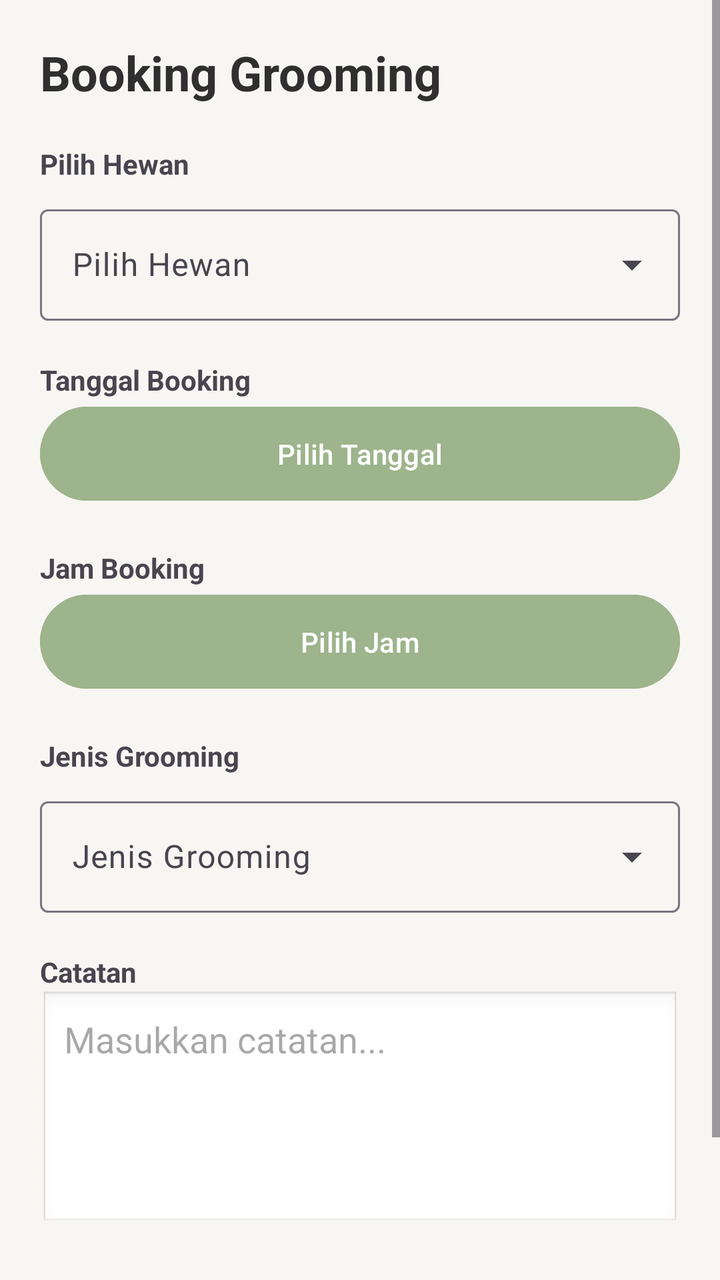
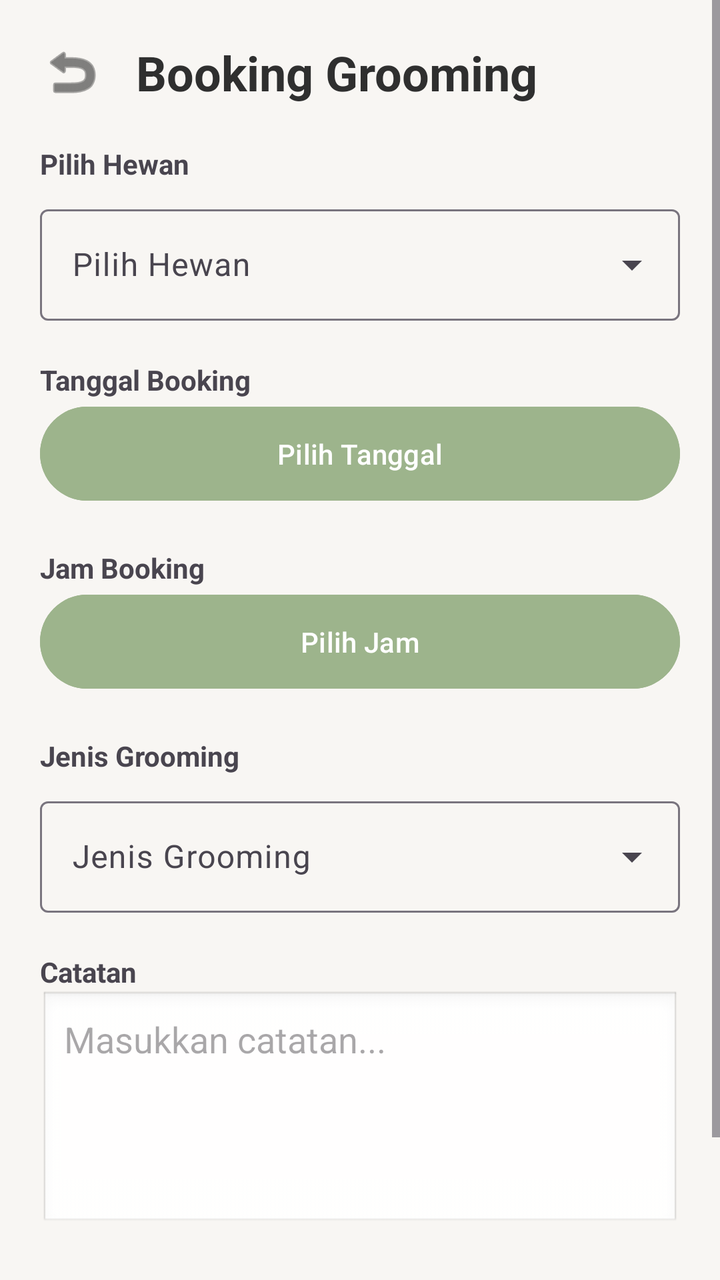

Compare the two renders of this Android layout. The source of the first and the diff that turns it into the second are given below.
<!-- AndroidManifest.xml: application theme Theme.PetCareApp -->
<!-- res/layout/activity_booking_grooming.xml -->
<?xml version="1.0" encoding="utf-8"?>
<ScrollView xmlns:android="http://schemas.android.com/apk/res/android"
    xmlns:app="http://schemas.android.com/apk/res-auto"
    android:layout_width="match_parent"
    android:layout_height="match_parent"
    android:background="#F8F6F3">

    <LinearLayout
        android:layout_width="match_parent"
        android:layout_height="wrap_content"
        android:orientation="vertical"
        android:padding="20dp">

        <TextView
            android:layout_width="wrap_content"
            android:layout_height="wrap_content"
            android:text="Booking Grooming"
            android:textStyle="bold"
            android:textSize="24sp"
            android:textColor="#2F2F2F" />

        

        <TextView
            android:layout_width="wrap_content"
            android:layout_height="wrap_content"
            android:text="Pilih Hewan"
            android:textStyle="bold"
            android:layout_marginTop="20dp" />

        <com.google.android.material.textfield.TextInputLayout
            style="@style/Widget.Material3.TextInputLayout.OutlinedBox.ExposedDropdownMenu"
            android:layout_width="match_parent"
            android:layout_height="wrap_content"
            android:layout_marginTop="8dp">

            <AutoCompleteTextView
                android:id="@+id/dropPet"
                android:layout_width="match_parent"
                android:layout_height="wrap_content"
                android:hint="Pilih Hewan"
                android:inputType="none" />

        </com.google.android.material.textfield.TextInputLayout>

        

        <TextView
            android:layout_width="wrap_content"
            android:layout_height="wrap_content"
            android:text="Tanggal Booking"
            android:textStyle="bold"
            android:layout_marginTop="20dp" />

        <Button
            android:id="@+id/btnDate"
            android:layout_width="match_parent"
            android:layout_height="55dp"
            android:text="Pilih Tanggal"
            android:backgroundTint="#9DB48C" />

        

        <TextView
            android:layout_width="wrap_content"
            android:layout_height="wrap_content"
            android:text="Jam Booking"
            android:textStyle="bold"
            android:layout_marginTop="20dp" />

        <Button
            android:id="@+id/btnTime"
            android:layout_width="match_parent"
            android:layout_height="55dp"
            android:text="Pilih Jam"
            android:backgroundTint="#9DB48C" />

        

        <TextView
            android:layout_width="wrap_content"
            android:layout_height="wrap_content"
            android:text="Jenis Grooming"
            android:textStyle="bold"
            android:layout_marginTop="20dp" />

        <com.google.android.material.textfield.TextInputLayout
            style="@style/Widget.Material3.TextInputLayout.OutlinedBox.ExposedDropdownMenu"
            android:layout_width="match_parent"
            android:layout_height="wrap_content"
            android:layout_marginTop="8dp">

            <AutoCompleteTextView
                android:id="@+id/dropService"
                android:layout_width="match_parent"
                android:layout_height="wrap_content"
                android:hint="Jenis Grooming"
                android:inputType="none" />

        </com.google.android.material.textfield.TextInputLayout>

        

        <TextView
            android:layout_width="wrap_content"
            android:layout_height="wrap_content"
            android:text="Catatan"
            android:textStyle="bold"
            android:layout_marginTop="20dp" />

        <EditText
            android:id="@+id/etNotes"
            android:layout_width="match_parent"
            android:layout_height="120dp"
            android:gravity="top"
            android:hint="Masukkan catatan..."
            android:padding="12dp"
            android:background="@android:drawable/edit_text" />

        

        <Button
            android:id="@+id/btnBooking"
            android:layout_width="match_parent"
            android:layout_height="55dp"
            android:layout_marginTop="30dp"
            android:text="Lanjutkan Booking"
            android:textAllCaps="false"
            android:textStyle="bold"
            android:textColor="#FFFFFF"
            android:backgroundTint="#8FAF7B" />

    </LinearLayout>

</ScrollView>
<!-- resources referenced by this layout -->
<resources>
  <style name="Theme.PetCareApp" parent="Base.Theme.PetCareApp" />
  <style name="Base.Theme.PetCareApp" parent="Theme.Material3.DayNight.NoActionBar">
          
           <item name="colorPrimary">@color/sagegreen</item>
      </style>
  <color name="sagegreen">#9DAD94</color>
</resources>

<!-- the commit's change to res/layout/activity_booking_grooming.xml (unified diff, before → after) -->
@@ -11,13 +11,33 @@
         android:orientation="vertical"
         android:padding="20dp">
 
-        <TextView
-            android:layout_width="wrap_content"
+        <LinearLayout
+            android:layout_width="match_parent"
             android:layout_height="wrap_content"
-            android:text="Booking Grooming"
-            android:textStyle="bold"
-            android:textSize="24sp"
-            android:textColor="#2F2F2F" />
+            android:orientation="horizontal"
+            android:gravity="center_vertical">
+
+            <ImageView
+                android:id="@+id/btnBack"
+                android:layout_width="32dp"
+                android:layout_height="32dp"
+                android:src="@android:drawable/ic_menu_revert"
+                android:contentDescription="Kembali"
+                app:tint="#2F2F2F"
+                android:clickable="true"
+                android:focusable="true"
+                android:background="?attr/selectableItemBackgroundBorderless" />
+
+            <TextView
+                android:layout_width="wrap_content"
+                android:layout_height="wrap_content"
+                android:text="Booking Grooming"
+                android:textStyle="bold"
+                android:textSize="24sp"
+                android:textColor="#2F2F2F"
+                android:layout_marginStart="16dp" />
+
+        </LinearLayout>
 
         
 
